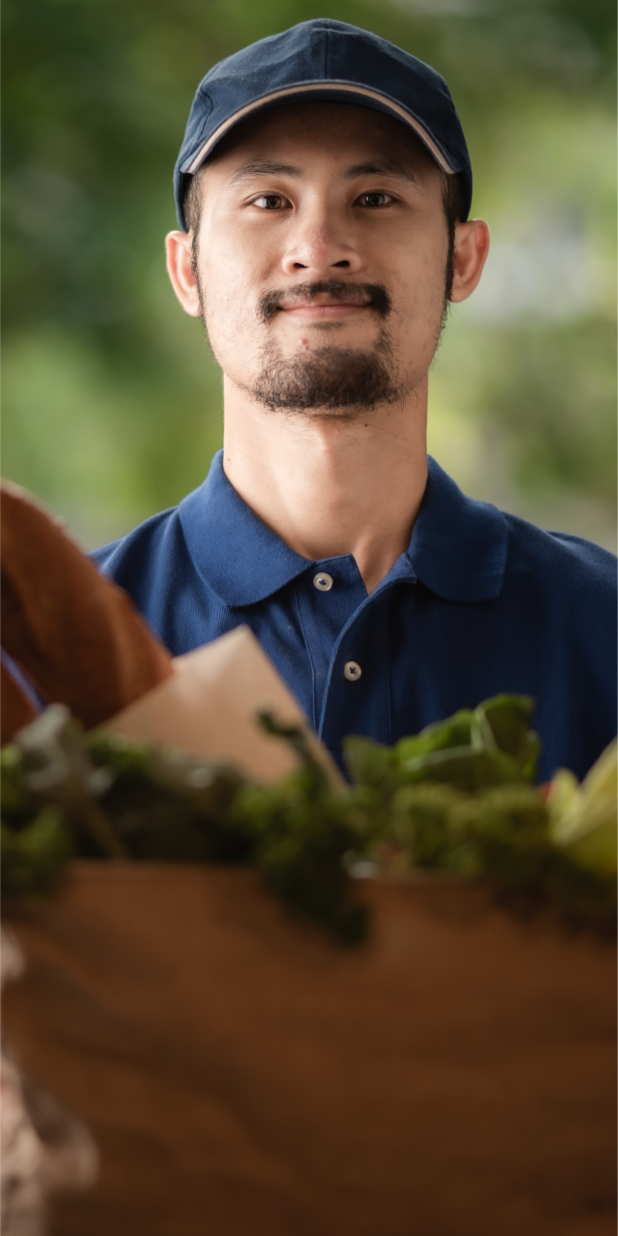
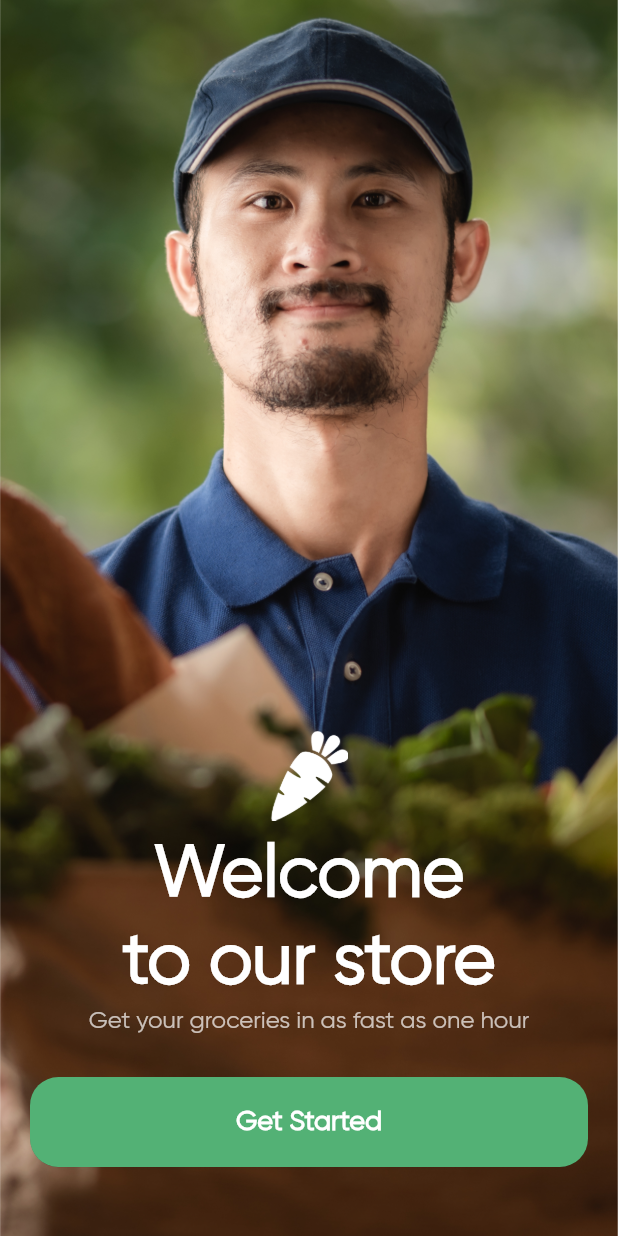
Before and after one commit to wemppywp/MyShop, a Flutter app: the WelcomeView screen opened directly, on a phone screen of 412 x 824 dp. Run offline on Flutter 3.47's test engine with Material 3 defaults, Android fonts, the phone set to English and light mode, and no system bars.

Commit message:
add welcome screen

```diff
--- /dev/null
+++ b/lib/common_widget/round_button.dart
@@ -0,0 +1,26 @@
+import 'package:flutter/material.dart';
+import 'package:myshop/common/color_extension.dart';
+
+class RoundButton extends StatelessWidget {
+  final String title;
+  final VoidCallback onPressed;
+  const RoundButton({super.key, required this.title, required this.onPressed});
+
+  @override
+  Widget build(BuildContext context) {
+    return MaterialButton(
+      onPressed: onPressed,
+      height: 60,
+      shape: RoundedRectangleBorder(borderRadius: BorderRadius.circular(19)),
+      minWidth: double.maxFinite,
+      elevation: 0.1,
+      color: TColor.primary,
+      child: Text(
+        title,
+        style: const TextStyle(
+            color: Colors.white, fontSize: 18, fontWeight: FontWeight.w600),
+        textAlign: TextAlign.center,
+      ),
+    );
+  }
+}
--- a/lib/main.dart
+++ b/lib/main.dart
@@ -13,6 +13,7 @@ class MyApp extends StatelessWidget {
   @override
   Widget build(BuildContext context) {
     return MaterialApp(
+      debugShowCheckedModeBanner: false,
       title: 'My Shop',
       theme: ThemeData(
         fontFamily: "Gilroy",
--- a/lib/view/login/welcome_view.dart
+++ b/lib/view/login/welcome_view.dart
@@ -1,4 +1,6 @@
 import 'package:flutter/material.dart';
+import 'package:flutter/services.dart';
+import 'package:myshop/common_widget/round_button.dart';
 
 class WelcomeView extends StatefulWidget {
   const WelcomeView({super.key});
@@ -8,6 +10,13 @@ class WelcomeView extends StatefulWidget {
 }
 
 class _WelcomeViewState extends State<WelcomeView> {
+  @override
+  void initState() {
+    // TODO: implement initState
+    super.initState();
+    SystemChrome.setSystemUIOverlayStyle(SystemUiOverlayStyle.light);
+  }
+
   @override
   Widget build(BuildContext context) {
     var media = MediaQuery.sizeOf(context);
@@ -19,6 +28,60 @@ class _WelcomeViewState extends State<WelcomeView> {
           width: media.width,
           height: media.height,
           fit: BoxFit.cover,
+        ),
+        SafeArea(
+          child: Column(
+            mainAxisAlignment: MainAxisAlignment.end,
+            children: [
+              Image.asset(
+                "assets/images/app_logo.png",
+                width: 60,
+                height: 60,
+              ),
+              const SizedBox(
+                height: 8,
+              ),
+              const Row(
+                mainAxisAlignment: MainAxisAlignment.center,
+                children: [
+                  Text(
+                    "Welcome\nto our store",
+                    style: TextStyle(
+                        color: Colors.white,
+                        fontSize: 48,
+                        fontWeight: FontWeight.w600),
+                    textAlign: TextAlign.center,
+                  )
+                ],
+              ),
+              const Row(
+                mainAxisAlignment: MainAxisAlignment.center,
+                children: [
+                  Text(
+                    "Get your groceries in as fast as one hour",
+                    style: TextStyle(
+                        color: Colors.white70,
+                        fontSize: 16,
+                        fontWeight: FontWeight.w500),
+                    textAlign: TextAlign.center,
+                  )
+                ],
+              ),
+              const SizedBox(
+                height: 28,
+              ),
+              Padding(
+                padding: const EdgeInsets.symmetric(horizontal: 20),
+                child: RoundButton(
+                  title: "Get Started",
+                  onPressed: () {},
+                ),
+              ),
+              const SizedBox(
+                height: 46,
+              )
+            ],
+          ),
         )
       ]),
     );
--- a/lib/view/splash_view.dart
+++ b/lib/view/splash_view.dart
@@ -14,31 +14,32 @@ class _SplashViewState extends State<SplashView> {
   void initState() {
     // TODO: implement initState
     super.initState();
+    fireOpenApp();
   }
 
   void fireOpenApp() async {
     await Future.delayed(const Duration(seconds: 3));
+    startApp();
   }
 
   void startApp() {
-    Navigator.push(
-        context, MaterialPageRoute(builder: (context) => const WelcomeView()));
+    Navigator.pushAndRemoveUntil(
+        context,
+        MaterialPageRoute(builder: (context) => const WelcomeView()),
+        (route) => false);
   }
 
   @override
   Widget build(BuildContext context) {
     var media = MediaQuery.sizeOf(context);
     return Scaffold(
-      backgroundColor: TColor.primary,
-      body: Stack(
-        children: [
-          Image.asset(
+        backgroundColor: TColor.primary,
+        body: Center(
+          child: Image.asset(
             "assets/images/splash_logo.png",
-            width: media.width * 0.5,
+            width: media.width * 0.6,
             fit: BoxFit.cover,
-          )
-        ],
-      ),
-    );
+          ),
+        ));
   }
 }
```
Also changed, not shown: assets/images/app_logo.png (added).
